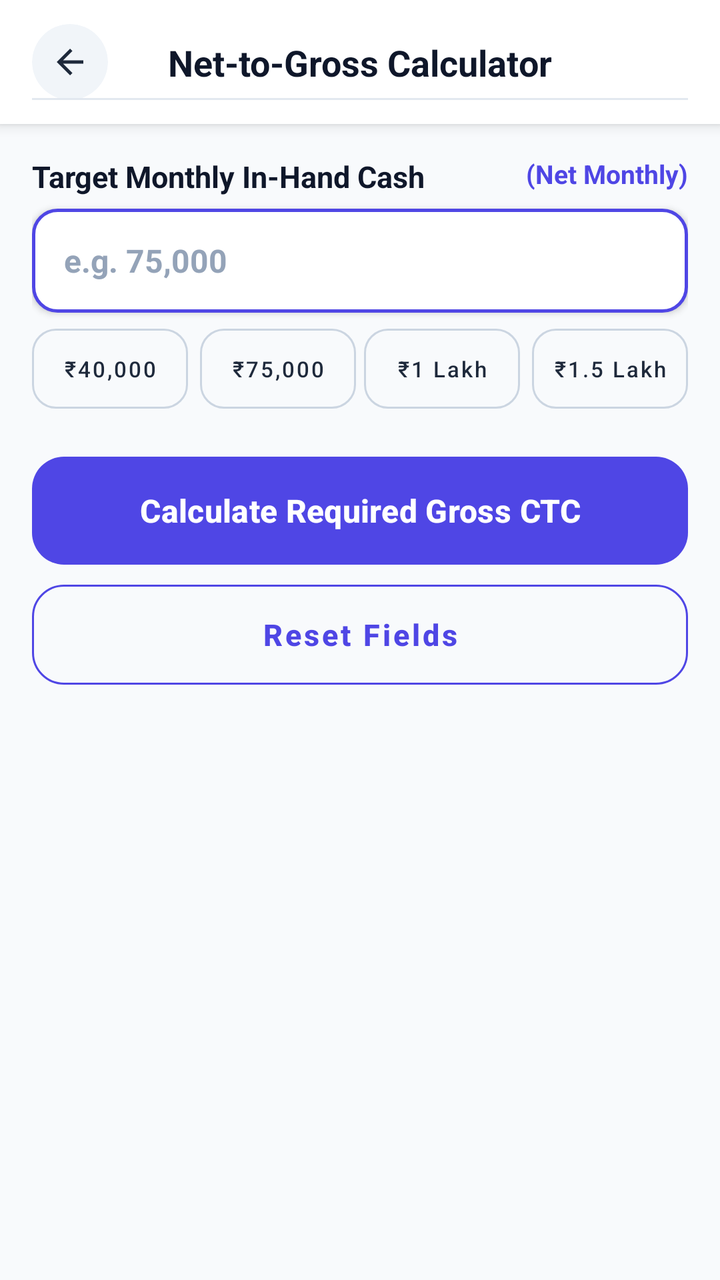
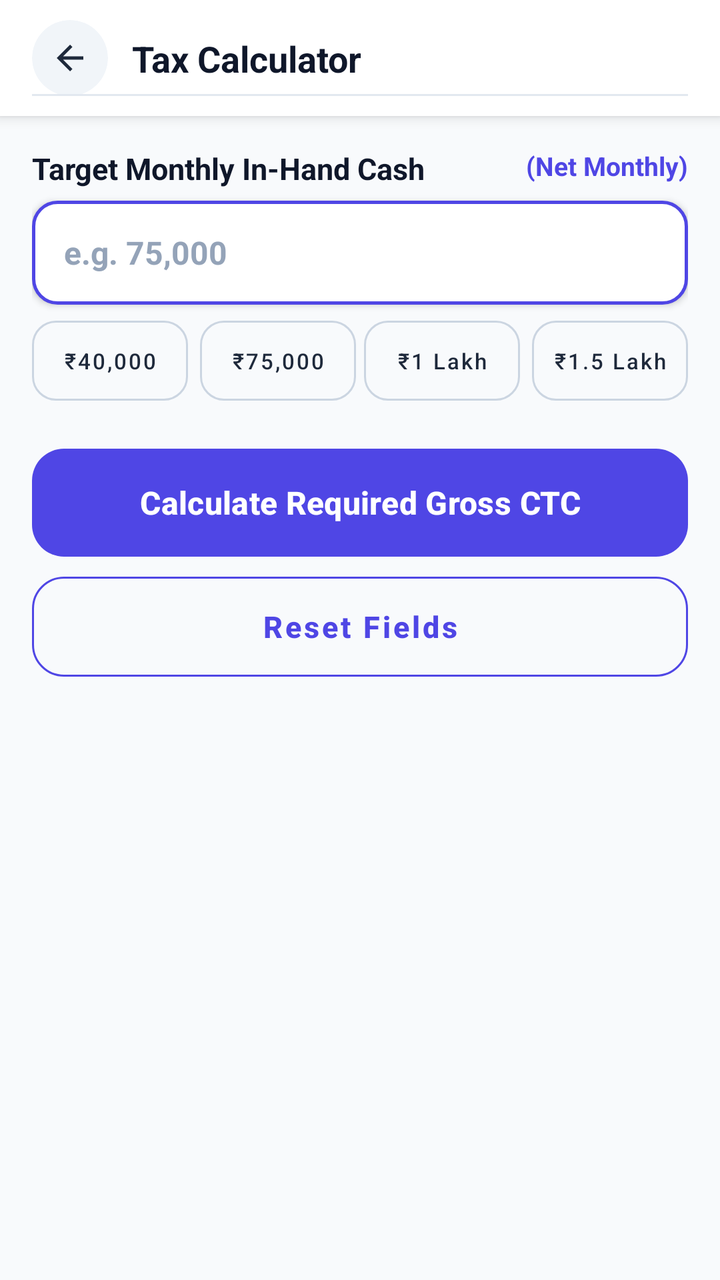

Two renders of the same Android screen: before a commit and after it. Below are the layout's source before the change and the commit's diff.
<!-- AndroidManifest.xml: application theme Theme.Calculatoremi -->
<!-- res/layout/activity_net_to_gross.xml -->
<?xml version="1.0" encoding="utf-8"?>
<LinearLayout xmlns:android="http://schemas.android.com/apk/res/android"
    xmlns:app="http://schemas.android.com/apk/res-auto"
    android:layout_width="match_parent"
    android:layout_height="match_parent"
    android:background="#F8FAFC"
    android:orientation="vertical">

    <androidx.constraintlayout.widget.ConstraintLayout
        android:id="@+id/calculatorHeader"
        android:layout_width="match_parent"
        android:layout_height="wrap_content"
        android:minHeight="55dp"
        android:background="@android:color/white"
        android:elevation="4dp"
        android:paddingStart="16dp"
        android:paddingTop="12dp"
        android:paddingEnd="16dp"
        android:paddingBottom="12dp">

        <com.google.android.material.card.MaterialCardView
            android:id="@+id/btnBackContainer"
            android:layout_width="38dp"
            android:layout_height="38dp"
            app:cardBackgroundColor="#F1F5F9"
            app:cardCornerRadius="19dp"
            app:cardElevation="0dp"
            app:strokeWidth="0dp"
            app:layout_constraintBottom_toBottomOf="parent"
            app:layout_constraintStart_toStartOf="parent"
            app:layout_constraintTop_toTopOf="parent">

            <ImageView
                android:id="@+id/btnBack"
                android:layout_width="20dp"
                android:layout_height="20dp"
                android:layout_gravity="center"
                android:src="@drawable/ic_arrow_back"
                app:tint="#1E293B" />
        </com.google.android.material.card.MaterialCardView>

        <TextView
            android:id="@+id/txtTitle"
            android:layout_width="wrap_content"
            android:layout_height="wrap_content"
            android:text="Net-to-Gross Calculator"
            android:textColor="#0F172A"
            android:textSize="18sp"
            android:textStyle="bold"
            app:layout_constraintBottom_toBottomOf="parent"
            app:layout_constraintEnd_toEndOf="parent"
            app:layout_constraintStart_toStartOf="parent"
            app:layout_constraintTop_toTopOf="parent" />

        <View
            android:layout_width="match_parent"
            android:layout_height="1dp"
            android:background="#E2E8F0"
            app:layout_constraintBottom_toBottomOf="parent" />

    </androidx.constraintlayout.widget.ConstraintLayout>

    <androidx.core.widget.NestedScrollView
        android:id="@+id/centerBodyLayout"
        android:layout_width="match_parent"
        android:layout_height="match_parent"
        android:clipToPadding="false"
        android:paddingBottom="40dp"
        android:fillViewport="true">

        <LinearLayout
            android:layout_width="match_parent"
            android:layout_height="wrap_content"
            android:orientation="vertical"
            android:padding="16dp">

            <RelativeLayout
                android:layout_width="match_parent"
                android:layout_height="wrap_content"
                android:layout_marginBottom="6dp">

                <TextView
                    android:layout_width="wrap_content"
                    android:layout_height="wrap_content"
                    android:layout_alignParentStart="true"
                    android:text="Target Monthly In-Hand Cash"
                    android:textColor="#0F172A"
                    android:textSize="15sp"
                    android:textStyle="bold" />

                <TextView
                    android:layout_width="wrap_content"
                    android:layout_height="wrap_content"
                    android:layout_alignParentEnd="true"
                    android:text="(Net Monthly)"
                    android:textColor="@color/primary"
                    android:textSize="13sp"
                    android:textStyle="bold" />
            </RelativeLayout>

            <EditText
                android:id="@+id/etTargetNet"
                android:layout_width="match_parent"
                android:layout_height="52dp"
                android:background="@drawable/numeric_input_border"
                android:elevation="2dp"
                android:hint="e.g. 75,000"
                android:textColorHint="#94A3B8"
                android:inputType="numberDecimal"
                android:paddingHorizontal="16dp"
                android:textColor="#0F172A"
                android:textSize="16sp"
                android:textStyle="bold" />

            <LinearLayout
                android:layout_width="match_parent"
                android:layout_height="wrap_content"
                android:layout_marginTop="8dp"
                android:layout_marginBottom="24dp"
                android:orientation="horizontal"
                android:weightSum="4">

                <com.google.android.material.button.MaterialButton
                    android:id="@+id/chipNet40k"
                    style="@style/Widget.MaterialComponents.Button.OutlinedButton"
                    android:layout_width="0dp"
                    android:layout_height="40dp"
                    android:layout_weight="1"
                    android:layout_marginEnd="4dp"
                    android:gravity="center"
                    android:padding="0dp"
                    android:singleLine="true"
                    android:maxLines="1"
                    android:text="₹40,000"
                    android:textAllCaps="false"
                    android:textColor="#1E293B"
                    android:textSize="11sp"
                    android:insetTop="0dp"
                    android:insetBottom="0dp"
                    app:strokeColor="#CBD5E1"
                    app:cornerRadius="12dp" />

                <com.google.android.material.button.MaterialButton
                    android:id="@+id/chipNet75k"
                    style="@style/Widget.MaterialComponents.Button.OutlinedButton"
                    android:layout_width="0dp"
                    android:layout_height="40dp"
                    android:layout_weight="1"
                    android:layout_marginHorizontal="2dp"
                    android:gravity="center"
                    android:padding="0dp"
                    android:singleLine="true"
                    android:maxLines="1"
                    android:text="₹75,000"
                    android:textAllCaps="false"
                    android:textColor="#1E293B"
                    android:textSize="11sp"
                    android:insetTop="0dp"
                    android:insetBottom="0dp"
                    app:strokeColor="#CBD5E1"
                    app:cornerRadius="12dp" />

                <com.google.android.material.button.MaterialButton
                    android:id="@+id/chipNet1L"
                    style="@style/Widget.MaterialComponents.Button.OutlinedButton"
                    android:layout_width="0dp"
                    android:layout_height="40dp"
                    android:layout_weight="1"
                    android:layout_marginHorizontal="2dp"
                    android:gravity="center"
                    android:padding="0dp"
                    android:singleLine="true"
                    android:maxLines="1"
                    android:text="₹1 Lakh"
                    android:textAllCaps="false"
                    android:textColor="#1E293B"
                    android:textSize="11sp"
                    android:insetTop="0dp"
                    android:insetBottom="0dp"
                    app:strokeColor="#CBD5E1"
                    app:cornerRadius="12dp" />

                <com.google.android.material.button.MaterialButton
                    android:id="@+id/chipNet1_5L"
                    style="@style/Widget.MaterialComponents.Button.OutlinedButton"
                    android:layout_width="0dp"
                    android:layout_height="40dp"
                    android:layout_weight="1"
                    android:layout_marginStart="4dp"
                    android:gravity="center"
                    android:padding="0dp"
                    android:singleLine="true"
                    android:maxLines="1"
                    android:text="₹1.5 Lakh"
                    android:textAllCaps="false"
                    android:textColor="#1E293B"
                    android:textSize="11sp"
                    android:insetTop="0dp"
                    android:insetBottom="0dp"
                    app:strokeColor="#CBD5E1"
                    app:cornerRadius="12dp" />

            </LinearLayout>

            <com.google.android.material.button.MaterialButton
                android:id="@+id/btnCalculate"
                android:layout_width="match_parent"
                android:layout_height="54dp"
                android:text="Calculate Required Gross CTC"
                android:textAllCaps="false"
                android:textColor="#FFFFFF"
                android:textSize="16sp"
                android:textStyle="bold"
                android:insetTop="0dp"
                android:insetBottom="0dp"
                app:backgroundTint="@color/primary"
                app:cornerRadius="16dp" />

            <com.google.android.material.button.MaterialButton
                android:id="@+id/btnReset"
                style="@style/Widget.MaterialComponents.Button.OutlinedButton"
                android:layout_width="match_parent"
                android:layout_height="50dp"
                android:layout_marginTop="10dp"
                android:text="Reset Fields"
                android:textAllCaps="false"
                android:textColor="@color/primary"
                android:textSize="15sp"
                android:textStyle="bold"
                android:insetTop="0dp"
                android:insetBottom="0dp"
                app:cornerRadius="16dp"
                app:strokeColor="@color/primary" />

        </LinearLayout>

    </androidx.core.widget.NestedScrollView>

</LinearLayout>
<!-- resources referenced by this layout -->
<resources>
  <color name="primary">#4F46E5</color>
  <!-- drawable ic_arrow_back (drawable) -->
  <vector xmlns:android="http://schemas.android.com/apk/res/android"
      android:width="24dp"
      android:height="24dp"
      android:viewportWidth="960"
      android:viewportHeight="960">
    <path
        android:pathData="m313,520 l224,224 -57,56 -320,-320 320,-320 57,56 -224,224h487v80L313,520Z"
        android:fillColor="#e3e3e3"/>
  </vector>
  <!-- drawable numeric_input_border (drawable) -->
  <?xml version="1.0" encoding="utf-8"?>
  <shape xmlns:android="http://schemas.android.com/apk/res/android"
      android:shape="rectangle">
  
      <solid android:color="@color/white"/>
  
      <stroke
          android:width="1.5dp"
          android:color="#4F46E5"/>
  
      <corners android:radius="12dp"/>
  </shape>
  <style name="Theme.Calculatoremi" parent="Base.Theme.Calculatoremi" />
  <color name="white">#FFFFFFFF</color>
  <style name="Base.Theme.Calculatoremi" parent="Theme.Material3.DayNight.NoActionBar">
          <item name="android:statusBarColor">@android:color/transparent</item>
          <item name="android:navigationBarColor">@android:color/transparent</item>
          <item name="android:windowLightStatusBar">false</item>
          <item name="android:windowLightNavigationBar">true</item>
          <item name="colorPrimary">@color/primary</item>
          <item name="colorOnPrimary">#FFFFFF</item>
          <item name="colorSecondary">@color/gradient_accent</item>
          <item name="colorOnSecondary">#FFFFFF</item>
      </style>
  <color name="gradient_accent">#818CF8</color>
</resources>

<!-- the commit's change to res/layout/activity_net_to_gross.xml (unified diff, before → after) -->
@@ -6,59 +6,8 @@
     android:background="#F8FAFC"
     android:orientation="vertical">
 
-    <androidx.constraintlayout.widget.ConstraintLayout
-        android:id="@+id/calculatorHeader"
-        android:layout_width="match_parent"
-        android:layout_height="wrap_content"
-        android:minHeight="55dp"
-        android:background="@android:color/white"
-        android:elevation="4dp"
-        android:paddingStart="16dp"
-        android:paddingTop="12dp"
-        android:paddingEnd="16dp"
-        android:paddingBottom="12dp">
-
-        <com.google.android.material.card.MaterialCardView
-            android:id="@+id/btnBackContainer"
-            android:layout_width="38dp"
-            android:layout_height="38dp"
-            app:cardBackgroundColor="#F1F5F9"
-            app:cardCornerRadius="19dp"
-            app:cardElevation="0dp"
-            app:strokeWidth="0dp"
-            app:layout_constraintBottom_toBottomOf="parent"
-            app:layout_constraintStart_toStartOf="parent"
-            app:layout_constraintTop_toTopOf="parent">
-
-            <ImageView
-                android:id="@+id/btnBack"
-                android:layout_width="20dp"
-                android:layout_height="20dp"
-                android:layout_gravity="center"
-                android:src="@drawable/ic_arrow_back"
-                app:tint="#1E293B" />
-        </com.google.android.material.card.MaterialCardView>
-
-        <TextView
-            android:id="@+id/txtTitle"
-            android:layout_width="wrap_content"
-            android:layout_height="wrap_content"
-            android:text="Net-to-Gross Calculator"
-            android:textColor="#0F172A"
-            android:textSize="18sp"
-            android:textStyle="bold"
-            app:layout_constraintBottom_toBottomOf="parent"
-            app:layout_constraintEnd_toEndOf="parent"
-            app:layout_constraintStart_toStartOf="parent"
-            app:layout_constraintTop_toTopOf="parent" />
-
-        <View
-            android:layout_width="match_parent"
-            android:layout_height="1dp"
-            android:background="#E2E8F0"
-            app:layout_constraintBottom_toBottomOf="parent" />
-
-    </androidx.constraintlayout.widget.ConstraintLayout>
+    
+    <include layout="@layout/layout_calculator_header" />
 
     <androidx.core.widget.NestedScrollView
         android:id="@+id/centerBodyLayout"
@@ -237,3 +186,63 @@
     </androidx.core.widget.NestedScrollView>
 
 </LinearLayout>
+<!-- res/layout/layout_calculator_header.xml (included above) -->
+<?xml version="1.0" encoding="utf-8"?>
+<androidx.constraintlayout.widget.ConstraintLayout xmlns:android="http://schemas.android.com/apk/res/android"
+    xmlns:app="http://schemas.android.com/apk/res-auto"
+    android:id="@+id/calculatorHeader"
+    android:layout_width="match_parent"
+    android:layout_height="wrap_content"
+    android:minHeight="56dp"
+    android:background="@android:color/white"
+    android:elevation="4dp"
+    android:paddingStart="16dp"
+    android:paddingEnd="16dp"
+    android:paddingTop="10dp"
+    android:paddingBottom="10dp">
+
+    <com.google.android.material.card.MaterialCardView
+        android:id="@+id/btnBackContainer"
+        android:layout_width="38dp"
+        android:layout_height="38dp"
+        app:cardBackgroundColor="#F1F5F9"
+        app:cardCornerRadius="19dp"
+        app:cardElevation="0dp"
+        app:strokeWidth="0dp"
+        app:layout_constraintBottom_toBottomOf="parent"
+        app:layout_constraintStart_toStartOf="parent"
+        app:layout_constraintTop_toTopOf="parent">
+
+        <ImageView
+            android:id="@+id/btnBack"
+            android:layout_width="20dp"
+            android:layout_height="20dp"
+            android:layout_gravity="center"
+            android:src="@drawable/ic_arrow_back"
+            app:tint="#1E293B" />
+    </com.google.android.material.card.MaterialCardView>
+
+    <TextView
+        android:id="@+id/txtTitle"
+        android:layout_width="0dp"
+        android:layout_height="wrap_content"
+        android:layout_marginStart="12dp"
+        android:layout_marginEnd="12dp"
+        android:text="Tax Calculator"
+        android:textColor="#0F172A"
+        android:textSize="18sp"
+        android:textStyle="bold"
+        android:maxLines="1"
+        android:ellipsize="end"
+        app:layout_constraintBottom_toBottomOf="parent"
+        app:layout_constraintEnd_toEndOf="parent"
+        app:layout_constraintStart_toEndOf="@id/btnBackContainer"
+        app:layout_constraintTop_toTopOf="parent" />
+
+    <View
+        android:layout_width="match_parent"
+        android:layout_height="1dp"
+        android:background="#E2E8F0"
+        app:layout_constraintBottom_toBottomOf="parent" />
+
+</androidx.constraintlayout.widget.ConstraintLayout>
<!-- resource entries referenced after the edit -->
@@ -29,7 +29,7 @@
   <style name="Base.Theme.Calculatoremi" parent="Theme.Material3.DayNight.NoActionBar">
           <item name="android:statusBarColor">@android:color/transparent</item>
           <item name="android:navigationBarColor">@android:color/transparent</item>
-          <item name="android:windowLightStatusBar">false</item>
+          <item name="android:windowLightStatusBar">true</item>
           <item name="android:windowLightNavigationBar">true</item>
           <item name="colorPrimary">@color/primary</item>
           <item name="colorOnPrimary">#FFFFFF</item>
